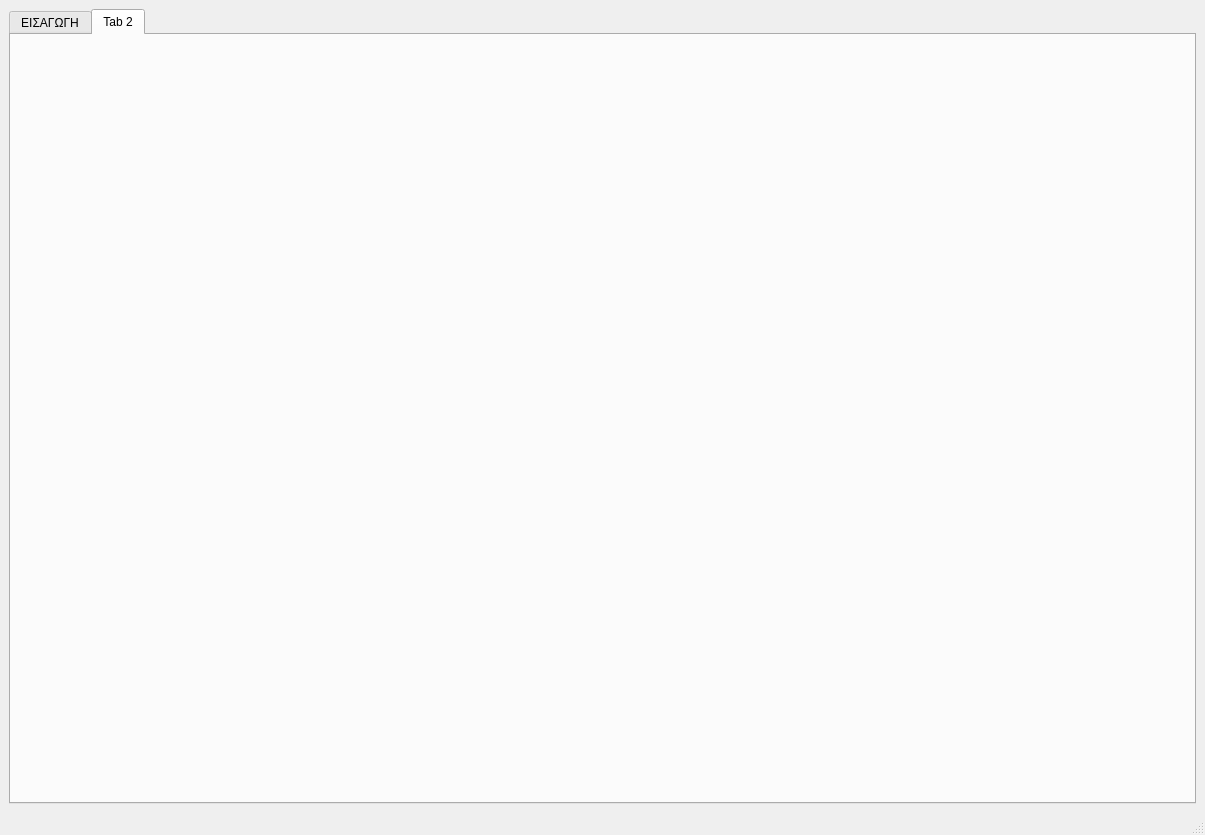
The window that resources/mainwindow.ui (Shockrates/Python-Expense-Tracker) describes before a commit, drawn with Qt 5.
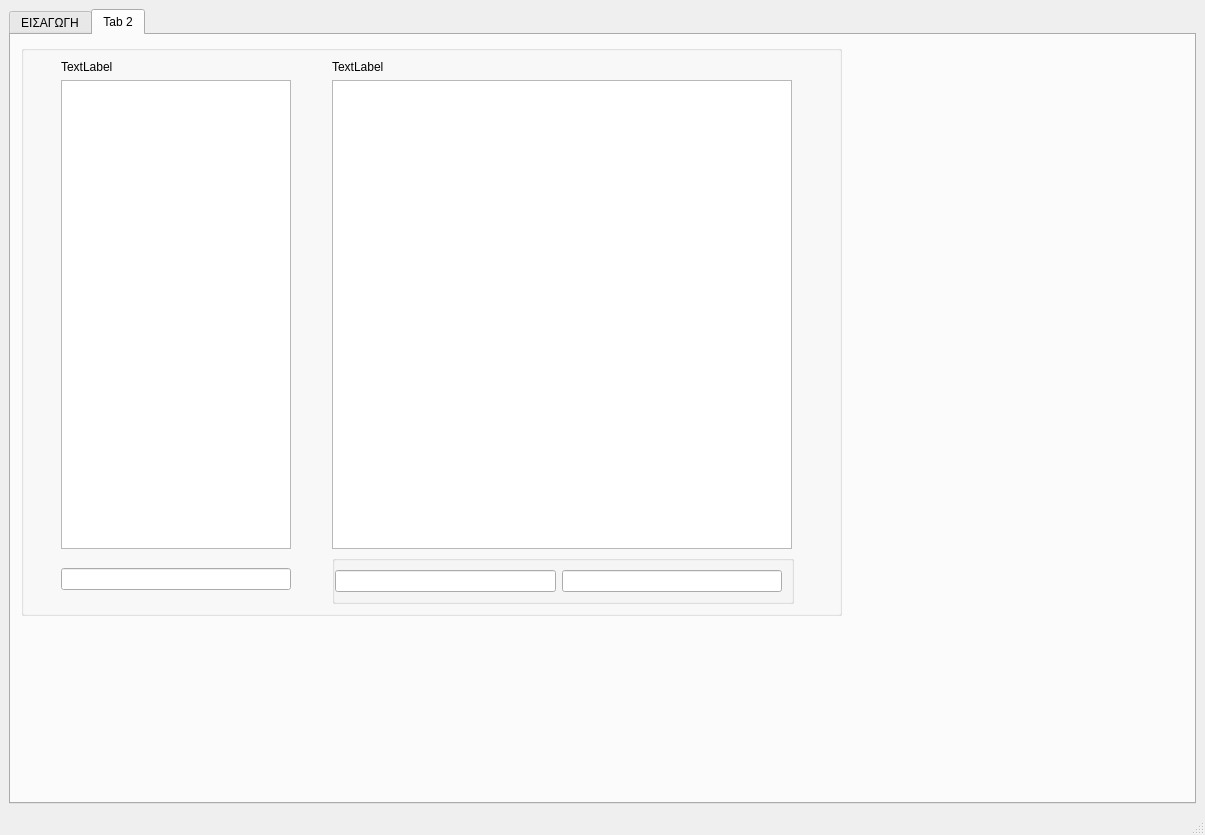
The same window after the commit. The open tabs and pages were chosen to show the change.

Patch:
```diff
--- a/resources/mainwindow.ui
+++ b/resources/mainwindow.ui
@@ -289,6 +289,112 @@
        <attribute name="title">
         <string>Tab 2</string>
        </attribute>
+       <widget class="QGroupBox" name="gridGroupBox">
+        <property name="geometry">
+         <rect>
+          <x>10</x>
+          <y>10</y>
+          <width>821</width>
+          <height>571</height>
+         </rect>
+        </property>
+        <layout class="QGridLayout" name="gridLayout_2">
+         <property name="leftMargin">
+          <number>2</number>
+         </property>
+         <item row="2" column="1">
+          <widget class="QTableWidget" name="categoryDataTable">
+           <property name="maximumSize">
+            <size>
+             <width>460</width>
+             <height>16777215</height>
+            </size>
+           </property>
+          </widget>
+         </item>
+         <item row="1" column="1">
+          <widget class="QLabel" name="categoryDataLabel">
+           <property name="text">
+            <string>TextLabel</string>
+           </property>
+          </widget>
+         </item>
+         <item row="2" column="0" alignment="Qt::AlignLeft">
+          <widget class="QListView" name="usersDataTable">
+           <property name="minimumSize">
+            <size>
+             <width>230</width>
+             <height>0</height>
+            </size>
+           </property>
+           <property name="maximumSize">
+            <size>
+             <width>200</width>
+             <height>16777215</height>
+            </size>
+           </property>
+          </widget>
+         </item>
+         <item row="3" column="0">
+          <widget class="QLineEdit" name="usersDataInput">
+           <property name="minimumSize">
+            <size>
+             <width>230</width>
+             <height>0</height>
+            </size>
+           </property>
+           <property name="maximumSize">
+            <size>
+             <width>200</width>
+             <height>16777215</height>
+            </size>
+           </property>
+          </widget>
+         </item>
+         <item row="3" column="1">
+          <widget class="QGroupBox" name="dataInputGroup">
+           <property name="maximumSize">
+            <size>
+             <width>462</width>
+             <height>16777215</height>
+            </size>
+           </property>
+           <layout class="QHBoxLayout" name="horizontalLayout_2">
+            <property name="leftMargin">
+             <number>0</number>
+            </property>
+            <item>
+             <widget class="QLineEdit" name="categoryDataInput">
+              <property name="maximumSize">
+               <size>
+                <width>230</width>
+                <height>16777215</height>
+               </size>
+              </property>
+             </widget>
+            </item>
+            <item>
+             <widget class="QLineEdit" name="categoryTypoeDataInput">
+              <property name="maximumSize">
+               <size>
+                <width>230</width>
+                <height>16777215</height>
+               </size>
+              </property>
+             </widget>
+            </item>
+           </layout>
+          </widget>
+         </item>
+         <item row="1" column="0">
+          <widget class="QLabel" name="usersDataLabel">
+           <property name="text">
+            <string>TextLabel</string>
+           </property>
+          </widget>
+         </item>
+        </layout>
+       </widget>
       </widget>
      </widget>
     </item>
```
Left out of the diff: 3 changed lines with no effect on the pictures.
